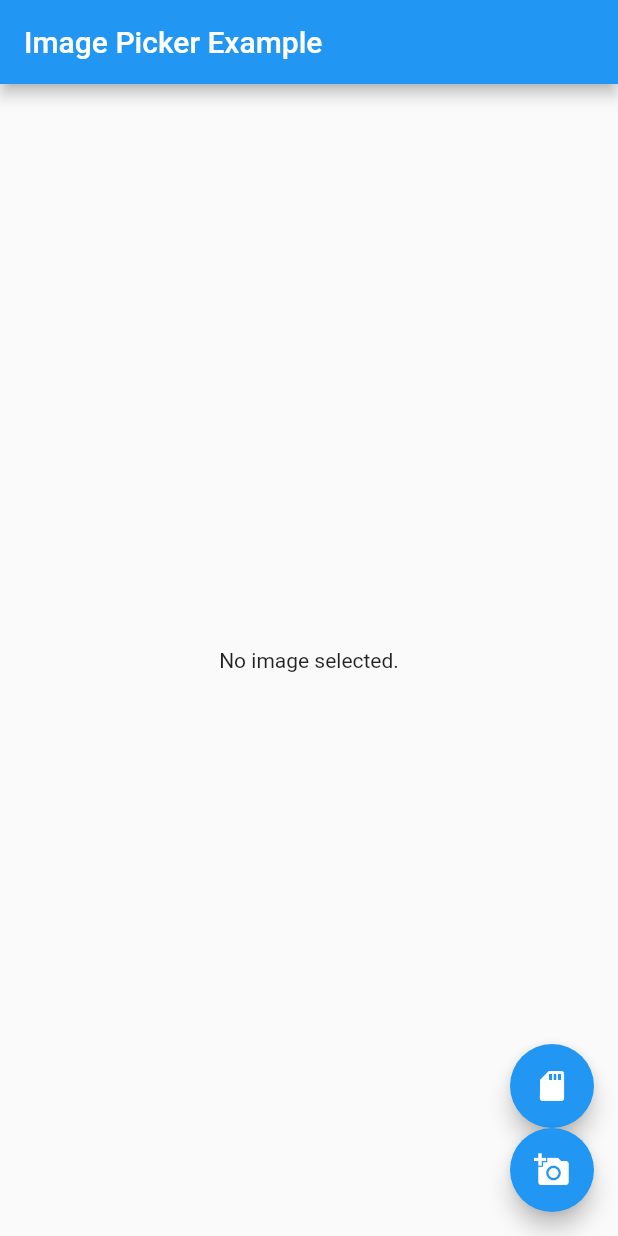
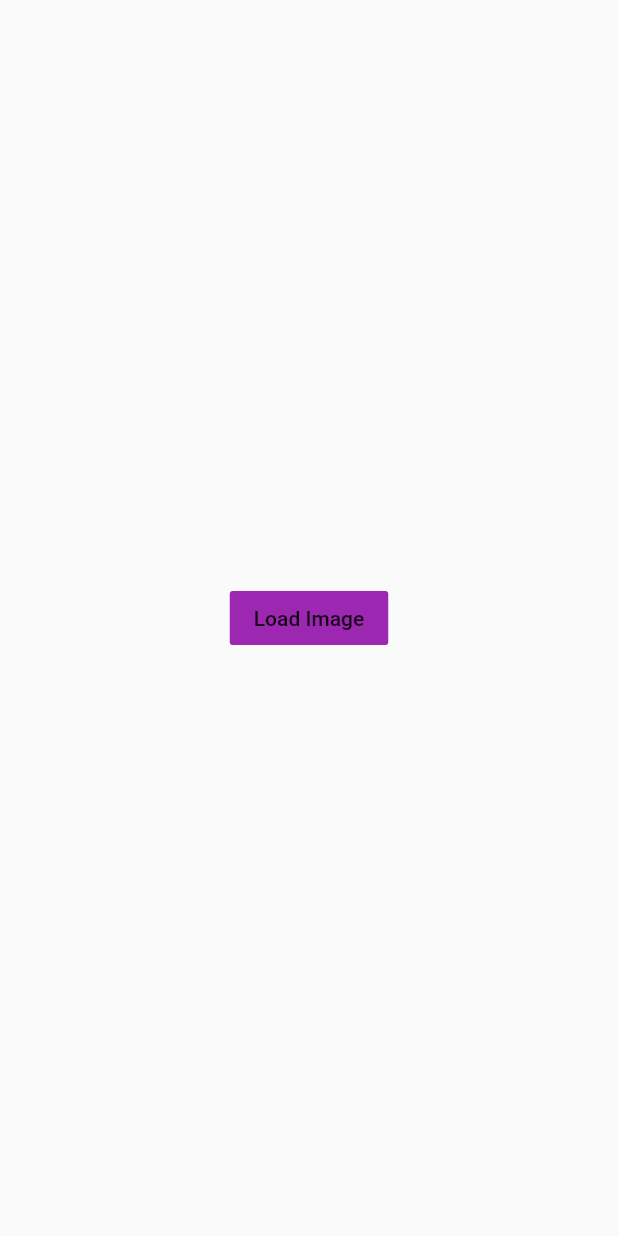
Before and after one commit to ItsTahmina/WatermarkApp, a Flutter app: the screen it shows after launch, on a phone screen of 412 x 824 dp. Run offline on Flutter 3.47's test engine with Material 2 defaults, Android fonts, the phone set to English and light mode, and no system bars; our stand-ins replace gallery_saver, image_picker.

Commit message:
UI updated

```diff
--- a/lib/main.dart
+++ b/lib/main.dart
@@ -44,8 +44,7 @@ class _MyHomePageState extends State<MyHomePage> {
     final byteData = await rootBundle.load('assets/$path');
 
     final file = File('${(await getTemporaryDirectory()).path}/$path');
-    await file.writeAsBytes(byteData.buffer
-        .asUint8List(byteData.offsetInBytes, byteData.lengthInBytes));
+    await file.writeAsBytes(byteData.buffer.asUint8List(byteData.offsetInBytes, byteData.lengthInBytes));
 
     return file;
   }
@@ -60,8 +59,8 @@ class _MyHomePageState extends State<MyHomePage> {
     img.copyInto(
       canvas,
       image2,
-      dstX: (image1.width / 2 - image2.width/2).round(),
-      dstY: (image1.height / 2-image2.height/2).round(),
+      dstX: (image1.width / 2 - image2.width / 2).round(),
+      dstY: (image1.height / 2 - image2.height / 2).round(),
       blend: true,
     );
 
@@ -82,23 +81,61 @@ class _MyHomePageState extends State<MyHomePage> {
   @override
   Widget build(BuildContext context) {
     return Scaffold(
-      appBar: AppBar(
-        title: Text('Image Picker Example'),
-      ),
-      body: Center(
-        child: _image == null ? Text('No image selected.') : Image.file(_image),
-      ),
-      floatingActionButton: Column(
-        mainAxisSize: MainAxisSize.min,
+
+      body: Column(
         children: [
-          FloatingActionButton(
-            onPressed: mergeAndStore,
-            child: Icon(Icons.sd_storage),
+          Expanded(
+            child: Center(
+              child: _image == null
+                  ? FlatButton(
+                      onPressed: getImage,
+                      color: Colors.purple,
+                      child: Text('Load Image'),
+                    )
+                  : Image.file(_image),
+            ),
           ),
-          FloatingActionButton(
-            onPressed: getImage,
-            child: Icon(Icons.add_a_photo),
-          ),
+        _image == null ? SizedBox():  Column(children: [
+            Row(children: [
+              Text('Color'),
+              Spacer(),
+              FlatButton(onPressed: () {}, child: Container(color: Colors.black, width: 50, height: 20)),
+              FlatButton(onPressed: () {}, child: Container(color: Colors.grey, width: 50, height: 20)),
+            ]),
+            Row(mainAxisAlignment: MainAxisAlignment.spaceBetween, children: [Text('Scale'), Slider(value: .50, onChanged: (v) {})]),
+            Row(mainAxisAlignment: MainAxisAlignment.spaceBetween, children: [Text('Opacity'), Slider(value: .50, onChanged: (v) {})]),
+            Row(
+              mainAxisAlignment: MainAxisAlignment.spaceBetween,
+              children: [
+                Text('Position'),
+                Column(
+                  children: [
+                    Row(
+                      children: [
+                        FlatButton(onPressed: () {}, child: Text('TL')),
+                        FlatButton(onPressed: () {}, child: Text('TM')),
+                        FlatButton(onPressed: () {}, child: Text('TR')),
+                      ],
+                    ),
+                    Row(
+                      children: [
+                        FlatButton(onPressed: () {}, child: Text('ML')),
+                        FlatButton(onPressed: () {}, child: Text('MM')),
+                        FlatButton(onPressed: () {}, child: Text('MR')),
+                      ],
+                    ),
+                    Row(
+                      children: [
+                        FlatButton(onPressed: () {}, child: Text('BL')),
+                        FlatButton(onPressed: () {}, child: Text('BM')),
+                        FlatButton(onPressed: () {}, child: Text('BR')),
+                      ],
+                    ),
+                  ],
+                ),
+              ],
+            ),
+          ]),
         ],
       ),
     );
```
